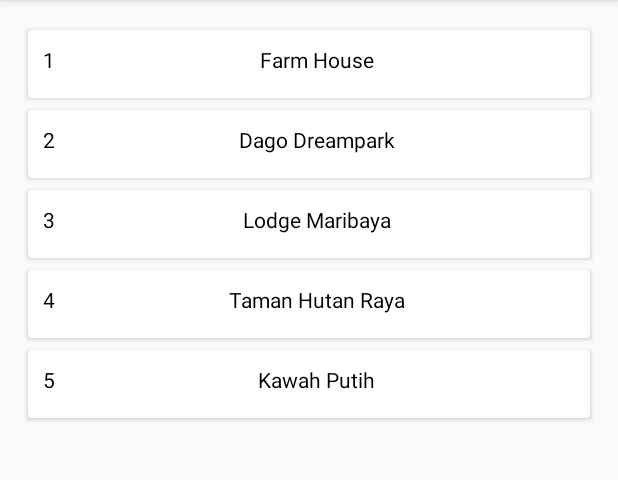
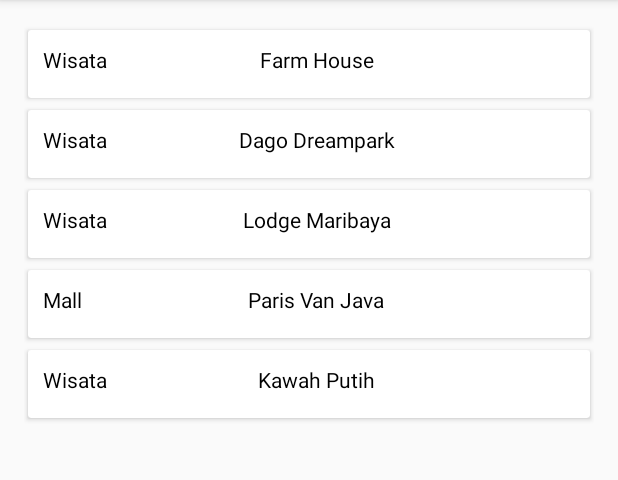
Before and after one commit to vandebergz/ExploreBandung, an Android app: the WisataActivity screen opened directly, with no data from a screen before it, on a phone screen of 412 x 824 dp, the part 84-564 px from its top. Run offline under Robolectric (Android 15) with nearby library versions, the phone set to English and light mode, and no system bars.

Commit message:
naming fix

```diff
--- a/app/src/main/java/com/example/evan/explorebandung/WisataAdapter.java
+++ b/app/src/main/java/com/example/evan/explorebandung/WisataAdapter.java
@@ -22,8 +22,8 @@ import static android.R.attr.onClick;
 
 public class WisataAdapter extends RecyclerView.Adapter<WisataAdapter.ViewHolder> {
 
-    static   List<DatabaseModel> dbList;
-    static  Context context;
+    static List<DatabaseModel> dbList;
+    static Context context;
     WisataAdapter(Context context, List<DatabaseModel> dbList ){
         this.dbList = new ArrayList<DatabaseModel>();
         this.context = context;
@@ -44,7 +44,7 @@ public class WisataAdapter extends RecyclerView.Adapter<WisataAdapter.ViewHolder
     @Override
     public void onBindViewHolder(WisataAdapter.ViewHolder holder, int position) {
         holder.name.setText(dbList.get(position).getPlace());
-        holder.contact.setText(dbList.get(position).getContact());
+        holder.wisataid.setText(dbList.get(position).getIdWisata());
     }
 
     @Override
@@ -54,13 +54,13 @@ public class WisataAdapter extends RecyclerView.Adapter<WisataAdapter.ViewHolder
 
     public static class ViewHolder extends RecyclerView.ViewHolder implements View.OnClickListener {
 
-        public TextView name, contact;
+        public TextView name, wisataid;
 
         public ViewHolder(View itemLayoutView) {
             super(itemLayoutView);
-            name = (TextView) itemLayoutView
-                    .findViewById(R.id.name_tv);
-            contact = (TextView)itemLayoutView.findViewById(R.id.contact_tv);
+            wisataid = (TextView) itemLayoutView
+                    .findViewById(R.id.wisataid_tv);
+            name = (TextView)itemLayoutView.findViewById(R.id.name_tv);
             itemLayoutView.setOnClickListener(this);
 
         }
--- a/app/src/main/java/com/example/evan/explorebandung/data/DatabaseModel.java
+++ b/app/src/main/java/com/example/evan/explorebandung/data/DatabaseModel.java
@@ -5,9 +5,20 @@ package com.example.evan.explorebandung.data;
  */
 
 public class DatabaseModel {
+
+    private String id;
     private String place;
     private String address;
-    private String contact;
+    //private String contact;
+    private String idWisata;
+
+    public String getId() {
+        return id;
+    }
+
+    public void setId(String id) {
+        this.id = id;
+    }
 
     public String getPlace() {
         return place;
@@ -25,11 +36,19 @@ public class DatabaseModel {
         this.address = address;
     }
 
-    public String getContact() {
+    /*public String getContact() {
         return contact;
     }
 
     public void setContact(String contact) {
         this.contact = contact;
+    }*/
+
+    public String getIdWisata() {
+        return idWisata;
+    }
+
+    public void setIdWisata(String idWisata) {
+        this.idWisata = idWisata;
     }
 }
--- a/app/src/main/java/com/example/evan/explorebandung/data/InsertUtil.java
+++ b/app/src/main/java/com/example/evan/explorebandung/data/InsertUtil.java
@@ -25,9 +25,9 @@ public class InsertUtil {
         //cv.put(WisataContract.WisataEntry.COLUMN_OPENDATE, "Senin - Jumat");
         //cv.put(WisataContract.WisataEntry.COLUMN_OPENTIME, "09.00 - 21.00");
         //cv.put(WisataContract.WisataEntry.COLUMN_DESKRIPSI, "Tempat wisata di Bandung");
-        cv.put(WisataContract.WisataEntry.COLUMN_ADDRESS, "Jl. Raya Lembang No.108," +
+        cv.put(WisataContract.WisataEntry.COLUMN_ADDRESS, "Jl. Raya Lembang No.108, " +
                 "Gudangkahuripan, Lembang, Kabupaten Bandung Barat, Jawa Barat 40391");
-        cv.put(WisataContract.WisataEntry.COLUMN_CONTACT, "+6228782400");
+        cv.put(WisataContract.WisataEntry.COLUMN_CONTACT, "Wisata");
         list.add(cv);
 
         cv = new ContentValues();
@@ -36,9 +36,9 @@ public class InsertUtil {
         //cv.put(WisataContract.WisataEntry.COLUMN_OPENDATE, "Senin - Jumat");
         //cv.put(WisataContract.WisataEntry.COLUMN_OPENTIME, "09.00 - 21.00");
         //cv.put(WisataContract.WisataEntry.COLUMN_DESKRIPSI, "Tempat wisata di Bandung");
-        cv.put(WisataContract.WisataEntry.COLUMN_ADDRESS, "Jl. Dago Giri KM 2.2, Mekarwangi," +
+        cv.put(WisataContract.WisataEntry.COLUMN_ADDRESS, "Jl. Dago Giri KM 2.2, Mekarwangi, " +
                 "Lembang, Kabupaten Bandung Barat, Jawa Barat 40135");
-        cv.put(WisataContract.WisataEntry.COLUMN_CONTACT, "+6228782400");
+        cv.put(WisataContract.WisataEntry.COLUMN_CONTACT, "Wisata");
         list.add(cv);
 
         cv = new ContentValues();
@@ -47,21 +47,21 @@ public class InsertUtil {
         //cv.put(WisataContract.WisataEntry.COLUMN_OPENDATE, "Senin - Jumat");
         //cv.put(WisataContract.WisataEntry.COLUMN_OPENTIME, "09.00 - 21.00");
         //cv.put(WisataContract.WisataEntry.COLUMN_DESKRIPSI, "Tempat wisata di Bandung");
-        cv.put(WisataContract.WisataEntry.COLUMN_ADDRESS, "Jalan Maribaya"+
+        cv.put(WisataContract.WisataEntry.COLUMN_ADDRESS, "Jalan Maribaya "+
                 "No. 149/252, RT. 03 / RW. 15, Babakan Gentong, Cibodas, Lembang, Cibodas, Lembang,"
                 + " Kabupaten Bandung Barat, Jawa Barat 40391");
-        cv.put(WisataContract.WisataEntry.COLUMN_CONTACT, "+6228782400");
+        cv.put(WisataContract.WisataEntry.COLUMN_CONTACT, "Wisata");
         list.add(cv);
 
         cv = new ContentValues();
         //cv.put(WisataContract.WisataEntry.COLUMN_WISATA_ID, "Wisata");
-        cv.put(WisataContract.WisataEntry.COLUMN_PLACE, "Taman Hutan Raya");
+        cv.put(WisataContract.WisataEntry.COLUMN_PLACE, "Paris Van Java");
         //cv.put(WisataContract.WisataEntry.COLUMN_OPENDATE, "Senin - Jumat");
         //cv.put(WisataContract.WisataEntry.COLUMN_OPENTIME, "09.00 - 21.00");
         //cv.put(WisataContract.WisataEntry.COLUMN_DESKRIPSI, "Tempat wisata di Bandung");
-        cv.put(WisataContract.WisataEntry.COLUMN_ADDRESS, "Kompleks Tahura Ir. H. Djuanda No.99, "+
-                "Dago Pakar, Ciburial, Cimenyan, Kota Bandung, Jawa Barat 40198");
-        cv.put(WisataContract.WisataEntry.COLUMN_CONTACT, "+6228782400");
+        cv.put(WisataContract.WisataEntry.COLUMN_ADDRESS, "Jl. Sukajadi No. 131 - 139, Cipedes, "+
+                "Sukajadi, Kota Bandung, Jawa Barat 40162");
+        cv.put(WisataContract.WisataEntry.COLUMN_CONTACT, "Mall");
         list.add(cv);
 
         cv = new ContentValues();
@@ -72,7 +72,7 @@ public class InsertUtil {
         //cv.put(WisataContract.WisataEntry.COLUMN_DESKRIPSI, "Tempat wisata di Bandung");
         cv.put(WisataContract.WisataEntry.COLUMN_ADDRESS, "Jalan Raya Ciwidey Patengan Km 11, "+
                 "Lebakmuncang, Ciwidey, Bandung, Jawa Barat 40972");
-        cv.put(WisataContract.WisataEntry.COLUMN_CONTACT, "+6228782400");
+        cv.put(WisataContract.WisataEntry.COLUMN_CONTACT, "Wisata");
         list.add(cv);
 
         //insert all places in one transaction
--- a/app/src/main/java/com/example/evan/explorebandung/data/WisataDbHelper.java
+++ b/app/src/main/java/com/example/evan/explorebandung/data/WisataDbHelper.java
@@ -54,9 +54,10 @@ public class WisataDbHelper extends SQLiteOpenHelper {
         if (cursor.moveToFirst()){
             do {
                 DatabaseModel model = new DatabaseModel();
-                model.setPlace(cursor.getString(0));
-                model.setContact(cursor.getString(1));
-                model.setAddress(cursor.getString(3));
+                model.setId(cursor.getString(0));
+                model.setPlace(cursor.getString(1));
+                model.setAddress(cursor.getString(2));
+                model.setIdWisata(cursor.getString(3));
 
                 modelList.add(model);
             } while (cursor.moveToNext());
--- a/app/src/main/res/layout/wisata_list.xml
+++ b/app/src/main/res/layout/wisata_list.xml
@@ -13,7 +13,7 @@
         android:background="?android:selectableItemBackground">
 
         <TextView
-            android:id="@+id/name_tv"
+            android:id="@+id/wisataid_tv"
             android:layout_width="wrap_content"
             android:layout_height="45dp"
             android:gravity="left"
@@ -23,15 +23,14 @@
             android:textColor="@android:color/black"/>
 
         <TextView
-            android:id="@+id/contact_tv"
+            android:id="@+id/name_tv"
             android:layout_width="fill_parent"
             android:layout_height="45dp"
+            android:layout_marginLeft="10dp"
+            android:gravity="right"
+            android:padding="10dp"
+            android:text="Place"
             android:textAlignment="center"
-            android:padding="10dp"
-            android:gravity="right"
-            android:text="Email"
-            android:textColor="@android:color/black"
-            android:layout_marginLeft="10dp"/>
+            android:textColor="@android:color/black" />
     </RelativeLayout>
-
 </android.support.v7.widget.CardView>
```
Also changed, not shown: app/src/main/java/com/example/evan/explorebandung/DetailsActivity.java (+4 -4 lines), app/src/main/res/layout/activity_details.xml (+34 -4 lines).
